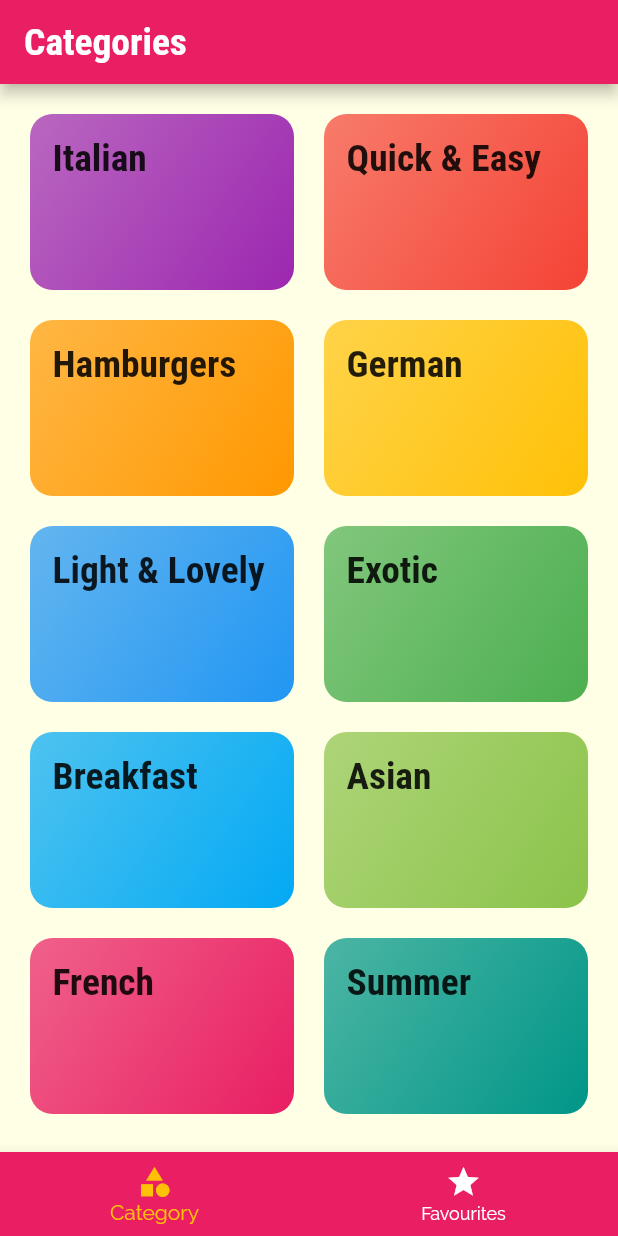
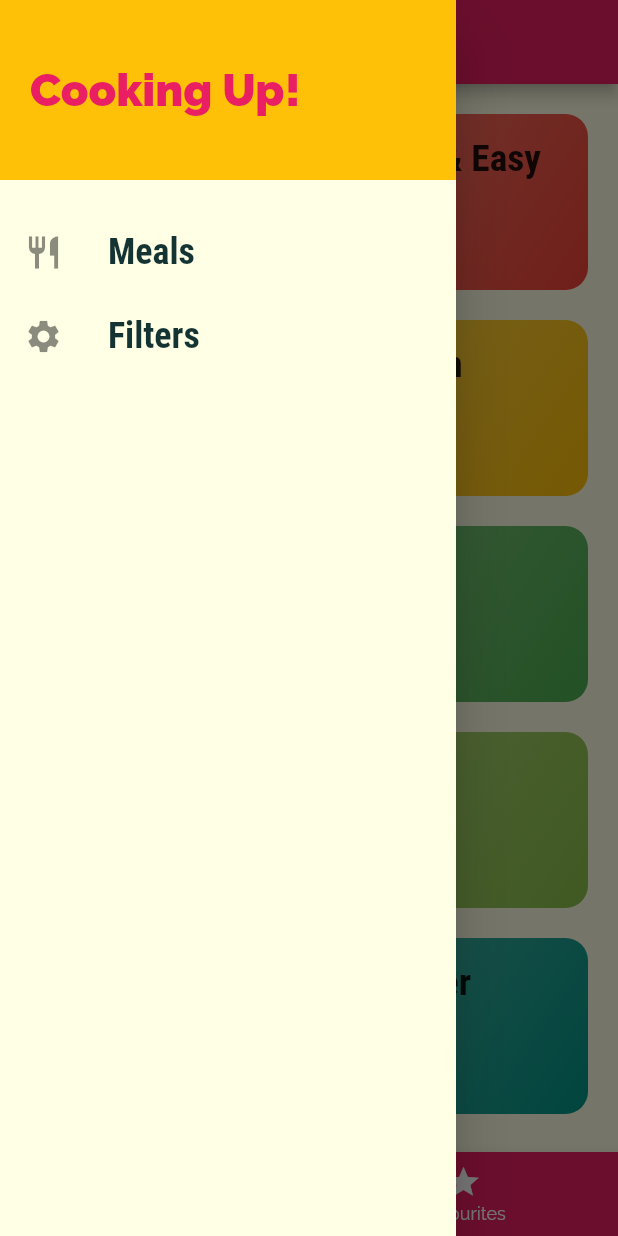
Before and after one commit to furkanayyildiz/meals_app, a Flutter app: the screen it shows after launch, with the side drawer open (before the commit the screen has no drawer), on a phone screen of 412 x 824 dp. Run offline on Flutter 3.47's test engine with Material 2 defaults, Android fonts, the phone set to English and light mode, and no system bars.

Commit message:
adding drawer

```diff
--- a/lib/main.dart
+++ b/lib/main.dart
@@ -1,4 +1,5 @@
 import 'package:flutter/material.dart';
+import 'package:meals_app/screens/filter_screen.dart';
 import 'package:meals_app/screens/tabs_screen.dart';
 
 // page imports
@@ -38,6 +39,7 @@ class MyApp extends StatelessWidget {
         "/": (ctx) => TabsScreen(),
         CategoryMealsScreen.routeName: (ctx) => CategoryMealsScreen(),
         MealDetailScreen.routeName: (ctx) => MealDetailScreen(),
+        FilterScreen.routeName: (ctx) => FilterScreen(),
       },
     );
   }
--- /dev/null
+++ b/lib/screens/filter_screen.dart
@@ -0,0 +1,22 @@
+import 'package:flutter/cupertino.dart';
+import 'package:flutter/material.dart';
+import 'package:flutter/src/widgets/container.dart';
+import 'package:flutter/src/widgets/framework.dart';
+import 'package:meals_app/widgets/main_drawer.dart';
+
+class FilterScreen extends StatelessWidget {
+  static const routeName = "/filters";
+
+  @override
+  Widget build(BuildContext context) {
+    return Scaffold(
+      appBar: AppBar(
+        title: Text("Filter"),
+      ),
+      drawer: MainDrawer(),
+      body: Center(
+        child: Text("Filters!"),
+      ),
+    );
+  }
+}
--- a/lib/screens/tabs_screen.dart
+++ b/lib/screens/tabs_screen.dart
@@ -2,6 +2,7 @@ import 'package:flutter/material.dart';
 
 import './favorites_screen.dart';
 import './categories_screen.dart';
+import '../widgets/main_drawer.dart';
 
 class TabsScreen extends StatefulWidget {
   @override
@@ -33,6 +34,7 @@ class _TabsScreenState extends State<TabsScreen> {
       appBar: AppBar(
         title: Text(_pages[_selectedPageIndex]['title']),
       ),
+      drawer: MainDrawer(),
       body: _pages[_selectedPageIndex]['page'],
       bottomNavigationBar: BottomNavigationBar(
         onTap: _selectPage,
--- /dev/null
+++ b/lib/widgets/main_drawer.dart
@@ -0,0 +1,58 @@
+import 'package:flutter/material.dart';
+import 'package:meals_app/screens/filter_screen.dart';
+
+class MainDrawer extends StatelessWidget {
+  Widget buildListTile(String title, IconData icon, Function tapHandler) {
+    return ListTile(
+      leading: Icon(
+        icon,
+        size: 26,
+      ),
+      title: Text(
+        title,
+        style: TextStyle(
+          fontFamily: 'RobotoCondensed',
+          fontSize: 24,
+          fontWeight: FontWeight.bold,
+        ),
+      ),
+      onTap: () {
+        tapHandler();
+      },
+    );
+  }
+
+  @override
+  Widget build(BuildContext context) {
+    return Drawer(
+      child: Column(
+        children: <Widget>[
+          Container(
+            height: 120,
+            width: double.infinity,
+            padding: EdgeInsets.all(20),
+            alignment: Alignment.centerLeft,
+            color: Theme.of(context).accentColor,
+            child: Text(
+              'Cooking Up!',
+              style: TextStyle(
+                  fontWeight: FontWeight.w900,
+                  fontSize: 30,
+                  color: Theme.of(context).primaryColor),
+            ),
+          ),
+          SizedBox(
+            height: 20,
+          ),
+          buildListTile('Meals', Icons.restaurant, () {
+            Navigator.of(context).pushReplacementNamed(
+                "/"); // üst üste binen stack yığınından kurtarıyor. yer değiştiriyor
+          }),
+          buildListTile('Filters', Icons.settings, () {
+            Navigator.of(context).pushReplacementNamed(FilterScreen.routeName);
+          }),
+        ],
+      ),
+    );
+  }
+}
```
